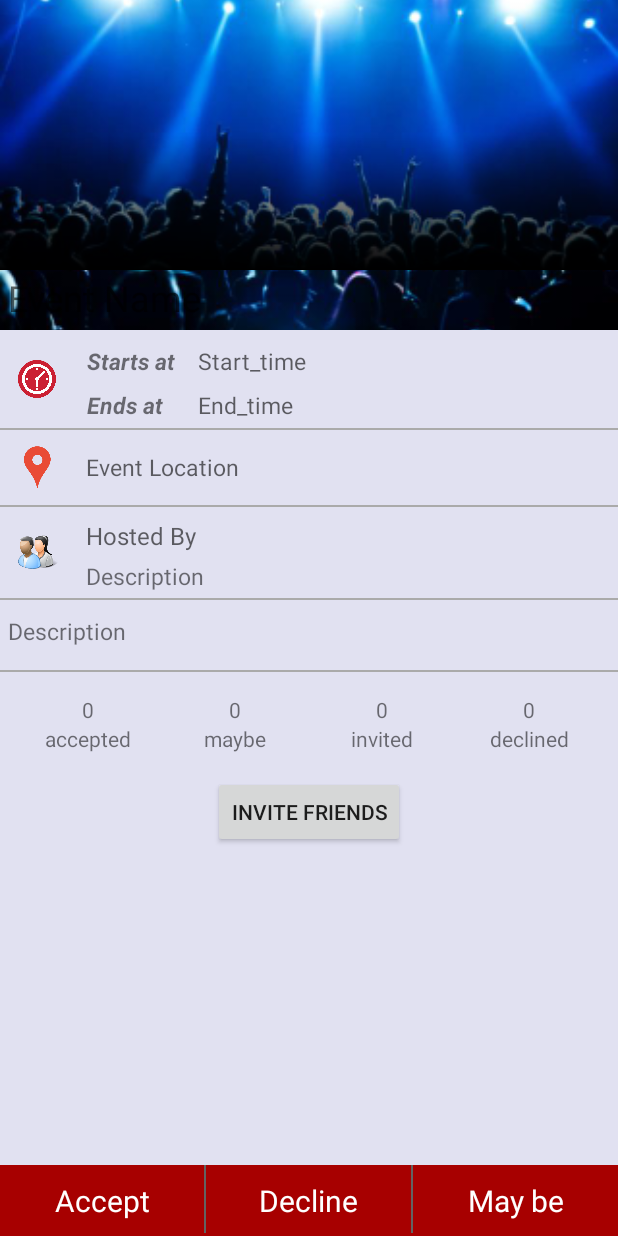
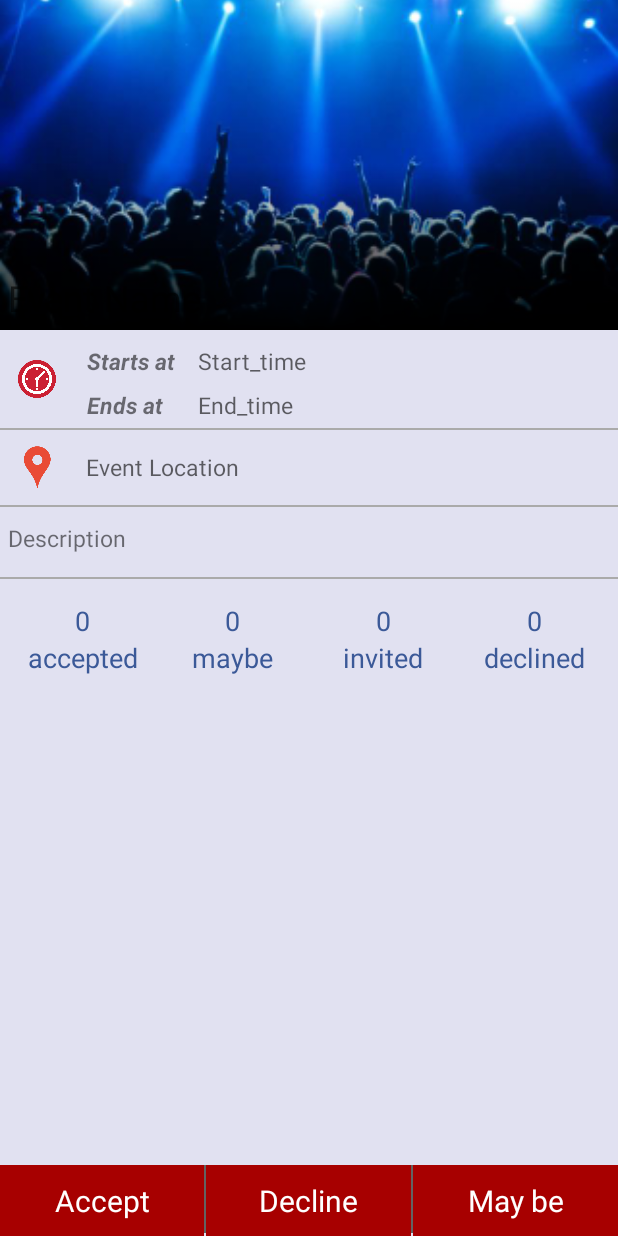
Before and after one commit to Vaibhav-Vyas/AndroidApp_EventsManager, an Android app: the DisplayEventActivity screen opened directly, with no data from a screen before it, on a phone screen of 412 x 824 dp. Run offline under Robolectric (Android 15) with nearby library versions, the phone set to English and light mode, and no system bars; 2 statements that could not run were skipped.

Commit message:
some color changes

```diff
--- a/code/AndroidEventManager_AStudio/app/src/main/res/layout/activity_displayevent.xml
+++ b/code/AndroidEventManager_AStudio/app/src/main/res/layout/activity_displayevent.xml
@@ -30,7 +30,7 @@
                     android:scaleType="centerCrop"/>
                 <FrameLayout
                     android:layout_width="match_parent"
-                    android:layout_height="180dp"
+                    android:layout_height="220dp"
                     android:background="@drawable/image_gradient"
                     android:layout_alignParentTop="true"
                     android:layout_alignParentLeft="true"
@@ -160,7 +160,7 @@
                 android:layout_height="wrap_content"
                 android:id="@+id/hostedByLayout"
                 android:layout_below="@+id/view2"
-                android:visibility="visible">
+                android:visibility="gone">
                 <ImageView
                     android:layout_width="30dp"
                     android:layout_height="30dp"
@@ -240,13 +240,14 @@
                 <LinearLayout
                     android:layout_width="match_parent"
                     android:layout_height="wrap_content"
-                    android:padding="10dp"
-                    android:id="@+id/statusLinearLayout">
+                    android:padding="5dp"
+                    android:id="@+id/statusLinearLayout"
+                    android:layout_marginTop="10dp">
                     <RelativeLayout
                         android:layout_width="0dp"
                         android:layout_height="wrap_content"
                         android:layout_weight="0.25"
-                        android:layout_margin="5dp"
+                        android:layout_margin="0dp"
                         android:id="@+id/accepted"
                         android:onClick="onStatusClicked">
                         <TextView
@@ -254,20 +255,24 @@
                             android:layout_height="wrap_content"
                             android:text="0"
                             android:id="@+id/acceptCount"
-                            android:layout_centerHorizontal="true" />
+                            android:layout_centerHorizontal="true"
+                            android:textSize="18dp"
+                            android:textColor="#3B5998" />
                         <TextView
                             android:layout_width="wrap_content"
                             android:layout_height="wrap_content"
                             android:text="accepted"
                             android:layout_below="@+id/acceptCount"
-                            android:layout_centerHorizontal="true" />
+                            android:layout_centerHorizontal="true"
+                            android:textSize="18dp"
+                            android:textColor="#3B5998" />
                     </RelativeLayout>
                     <RelativeLayout
                         android:layout_width="0dp"
                         android:layout_height="wrap_content"
                         android:layout_weight="0.25"
                         android:gravity="center"
-                        android:layout_margin="5dp"
+                        android:layout_margin="0dp"
                         android:id="@+id/maybed"
                         android:onClick="onStatusClicked">
                         <TextView
@@ -275,20 +280,24 @@
                             android:layout_height="wrap_content"
                             android:text="0"
                             android:id="@+id/maybeCount"
-                            android:layout_centerHorizontal="true" />
+                            android:layout_centerHorizontal="true"
+                            android:textSize="18dp"
+                            android:textColor="#3B5998" />
                         <TextView
                             android:layout_width="wrap_content"
                             android:layout_height="wrap_content"
                             android:text="maybe"
                             android:layout_below="@+id/maybeCount"
-                            android:layout_centerHorizontal="true" />
+                            android:layout_centerHorizontal="true"
+                            android:textSize="18dp"
+                            android:textColor="#3B5998" />
                     </RelativeLayout>
                     <RelativeLayout
                         android:layout_width="0dp"
                         android:layout_height="wrap_content"
                         android:layout_weight="0.25"
                         android:gravity="center"
-                        android:layout_margin="5dp"
+                        android:layout_margin="0dp"
                         android:id="@+id/invited"
                         android:onClick="onStatusClicked">
                         <TextView
@@ -296,20 +305,24 @@
                             android:layout_height="wrap_content"
                             android:text="0"
                             android:id="@+id/invitedCount"
-                            android:layout_centerHorizontal="true" />
+                            android:layout_centerHorizontal="true"
+                            android:textSize="18dp"
+                            android:textColor="#3B5998" />
                         <TextView
                             android:layout_width="wrap_content"
                             android:layout_height="wrap_content"
                             android:text="invited"
                             android:layout_below="@+id/invitedCount"
-                            android:layout_centerHorizontal="true" />
+                            android:layout_centerHorizontal="true"
+                            android:textSize="18dp"
+                            android:textColor="#3B5998" />
                     </RelativeLayout>
                     <RelativeLayout
                         android:layout_width="0dp"
                         android:layout_height="wrap_content"
                         android:layout_weight="0.25"
                         android:gravity="center"
-                        android:layout_margin="5dp"
+                        android:layout_margin="0dp"
                         android:id="@+id/declined"
                         android:onClick="onStatusClicked">
                         <TextView
@@ -317,17 +330,21 @@
                             android:layout_height="wrap_content"
                             android:text="0"
                             android:id="@+id/declinedCount"
-                            android:layout_centerHorizontal="true" />
+                            android:layout_centerHorizontal="true"
+                            android:textSize="18dp"
+                            android:textColor="#3B5998" />
                         <TextView
                             android:layout_width="wrap_content"
                             android:layout_height="wrap_content"
                             android:text="declined"
                             android:layout_below="@+id/declinedCount"
-                            android:layout_centerHorizontal="true" />
+                            android:layout_centerHorizontal="true"
+                            android:textSize="18dp"
+                            android:textColor="#3B5998" />
                     </RelativeLayout>
                 </LinearLayout>
 
-                <RelativeLayout
+                <!--<RelativeLayout
                     android:layout_width="match_parent"
                     android:layout_height="wrap_content"
                     android:layout_below="@+id/statusLinearLayout"
@@ -338,7 +355,7 @@
                         android:text="Invite Friends"
                         android:id="@+id/addFriendsButton"
                         android:onClick="add_friends"/>
-                </RelativeLayout>
+                </RelativeLayout>-->
             </RelativeLayout>
 
         </RelativeLayout>
@@ -352,10 +369,30 @@
             android:layout_width="match_parent"
             android:layout_height="wrap_content"
             android:id="@+id/bottomLayout1">
+
             <TextView
                 android:layout_width="0dp"
                 android:layout_height="wrap_content"
-                android:layout_weight=".50"
+                android:layout_weight=".33"
+                android:textColor="#ffffff"
+                android:text="Invite"
+                android:id="@+id/addFriendsButton"
+                android:gravity="center"
+                android:layout_gravity="center"
+                android:padding="10dp"
+                android:textSize="20dp"
+                android:onClick="add_friends"
+                android:background="@drawable/text_button_states"/>
+            <View
+                android:layout_width="1dp"
+                android:layout_height="45dp"
+                android:layout_below="@+id/editEvent"
+                android:background="#626262"
+                android:layout_centerInParent="true" />
+            <TextView
+                android:layout_width="0dp"
+                android:layout_height="wrap_content"
+                android:layout_weight=".33"
                 android:textColor="#ffffff"
                 android:text="Edit"
                 android:id="@+id/editEvent"
@@ -373,7 +410,7 @@
             <TextView
                 android:layout_width="0dp"
                 android:layout_height="wrap_content"
-                android:layout_weight=".50"
+                android:layout_weight=".33"
                 android:text="Delete"
                 android:textColor="#ffffff"
                 android:id="@+id/deleteEvent"
```
